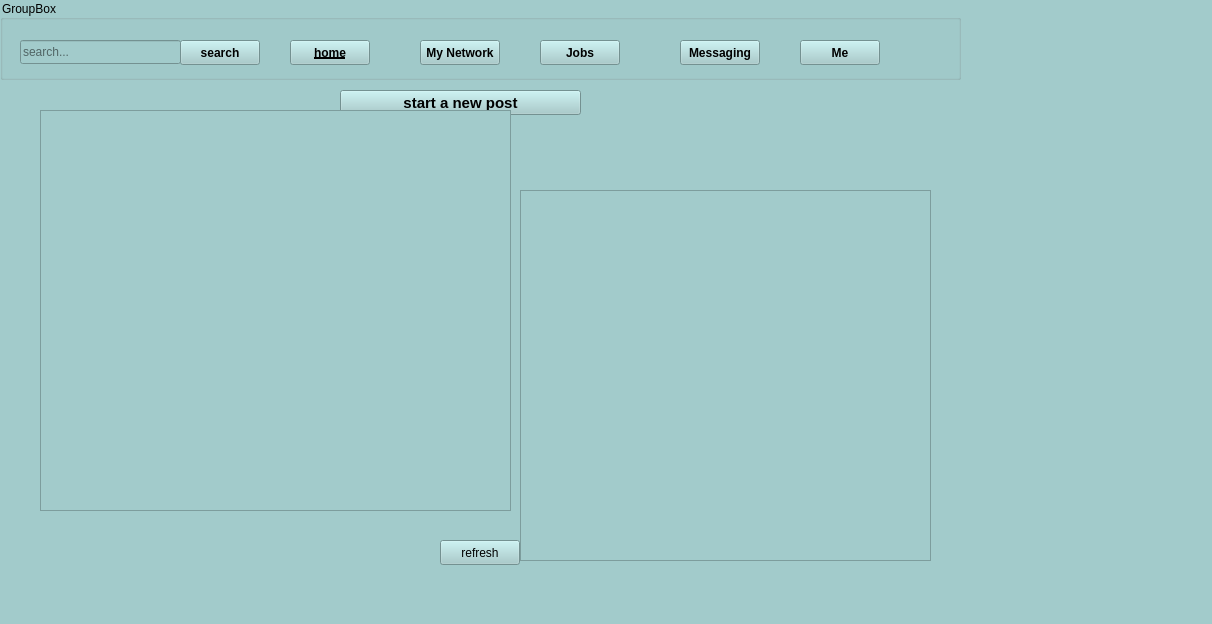
Before: the Qt Designer form home.ui in white-vessel/eyd-project, drawn with Qt 5.
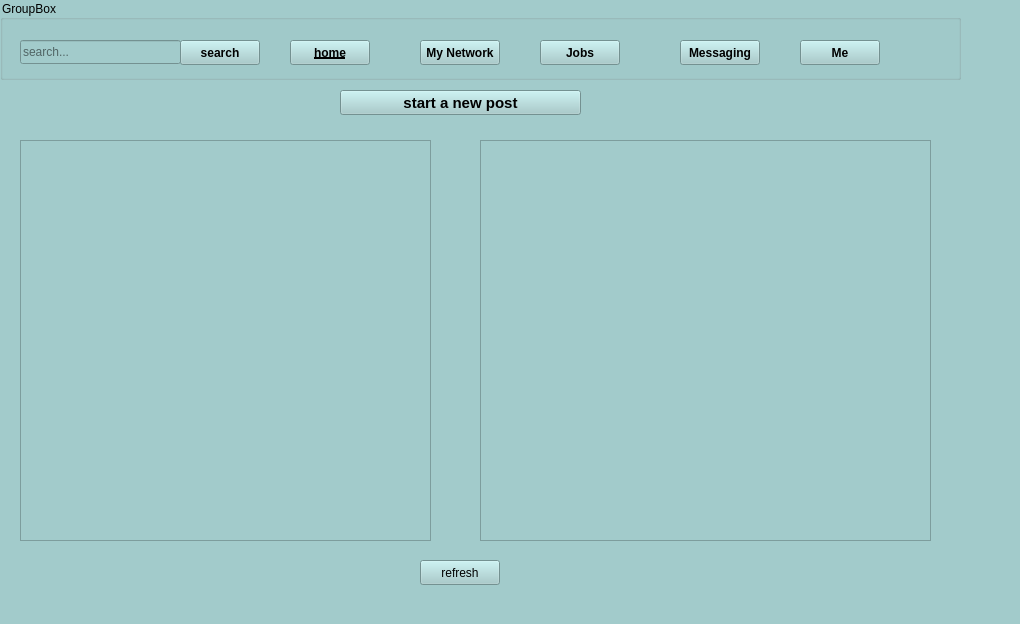
After: the same form once the commit is applied. Icons and pictures are not drawn.

Diff of the .ui file:
```diff
--- a/home.ui
+++ b/home.ui
@@ -6,7 +6,7 @@
    <rect>
     <x>0</x>
     <y>0</y>
-    <width>1212</width>
+    <width>1020</width>
     <height>624</height>
    </rect>
   </property>
@@ -192,8 +192,8 @@
    <widget class="QPushButton" name="pushButton_7">
     <property name="geometry">
      <rect>
-      <x>440</x>
-      <y>540</y>
+      <x>420</x>
+      <y>560</y>
       <width>80</width>
       <height>25</height>
      </rect>
@@ -205,19 +205,19 @@
    <widget class="QTableView" name="tableView">
     <property name="geometry">
      <rect>
-      <x>520</x>
-      <y>190</y>
-      <width>411</width>
-      <height>371</height>
+      <x>480</x>
+      <y>140</y>
+      <width>451</width>
+      <height>401</height>
      </rect>
     </property>
    </widget>
    <widget class="QScrollArea" name="scrollArea">
     <property name="geometry">
      <rect>
-      <x>40</x>
-      <y>110</y>
-      <width>471</width>
+      <x>20</x>
+      <y>140</y>
+      <width>411</width>
       <height>401</height>
      </rect>
     </property>
@@ -229,25 +229,12 @@
       <rect>
        <x>0</x>
        <y>0</y>
-       <width>469</width>
+       <width>409</width>
        <height>399</height>
       </rect>
      </property>
     </widget>
    </widget>
-   <widget class="QLabel" name="label">
-    <property name="geometry">
-     <rect>
-      <x>970</x>
-      <y>100</y>
-      <width>211</width>
-      <height>251</height>
-     </rect>
-    </property>
-    <property name="text">
-     <string/>
-    </property>
-   </widget>
   </widget>
   <widget class="QStatusBar" name="statusbar"/>
  </widget>
```
Left out of the diff: 1 changed line with no effect on the pictures.
